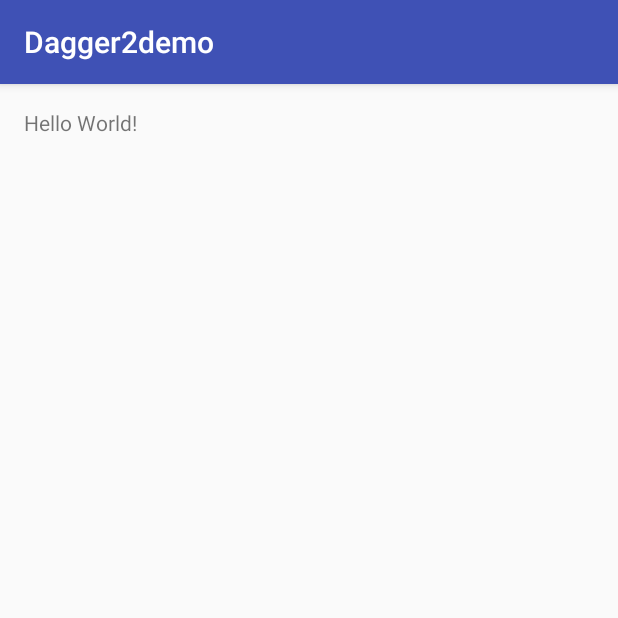
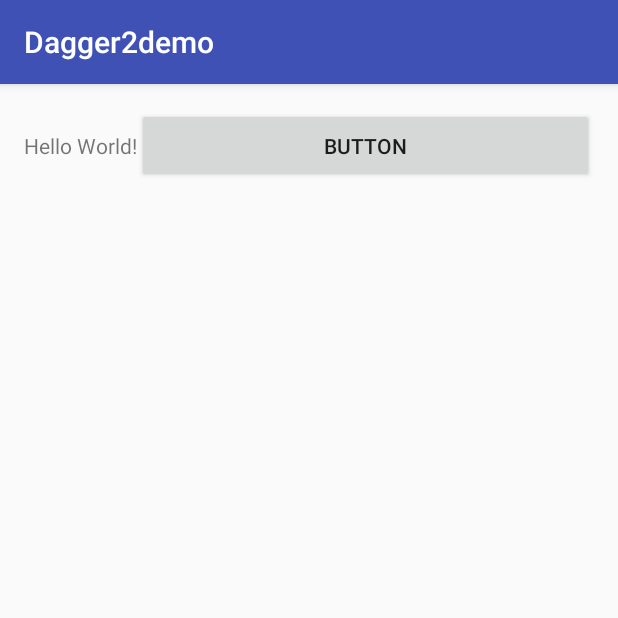
Before and after one commit to tulongchao/Dagger2demo, an Android app: the screen it shows after launch (MainActivity), on a phone screen of 412 x 824 dp, the top half of it. Run offline under Robolectric (Android 15) with nearby library versions, the phone set to English and light mode, and no system bars.

Commit message:
更改布局文件

```diff
--- a/app/src/main/res/layout/activity_main.xml
+++ b/app/src/main/res/layout/activity_main.xml
@@ -1,5 +1,5 @@
 <?xml version="1.0" encoding="utf-8"?>
-<RelativeLayout
+<LinearLayout
     xmlns:android="http://schemas.android.com/apk/res/android"
     xmlns:tools="http://schemas.android.com/tools"
     android:id="@+id/activity_main"
@@ -14,5 +14,11 @@
     <TextView
         android:layout_width="wrap_content"
         android:layout_height="wrap_content"
+        android:id="@+id/result_tv"
         android:text="Hello World!"/>
-</RelativeLayout>
+    <Button
+        android:layout_width="match_parent"
+        android:layout_height="50dp"
+        android:text="BUTTON"
+        android:id="@+id/button"/>
+</LinearLayout>
```
